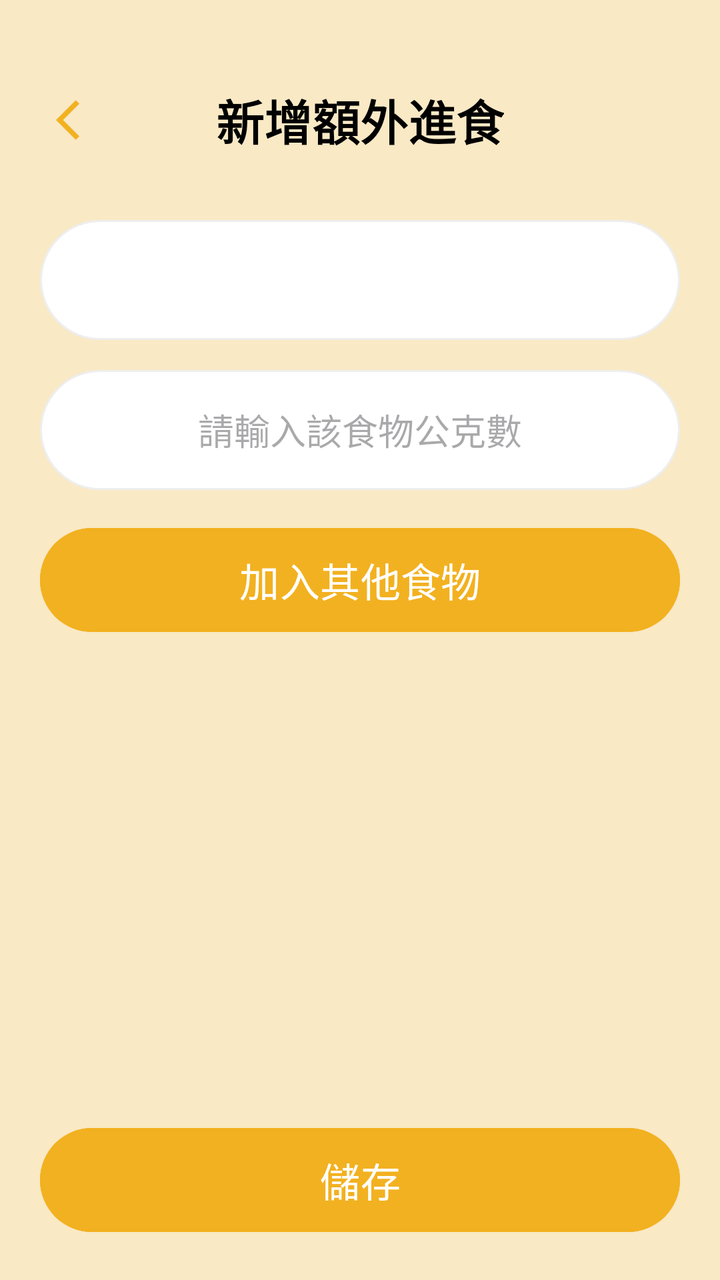
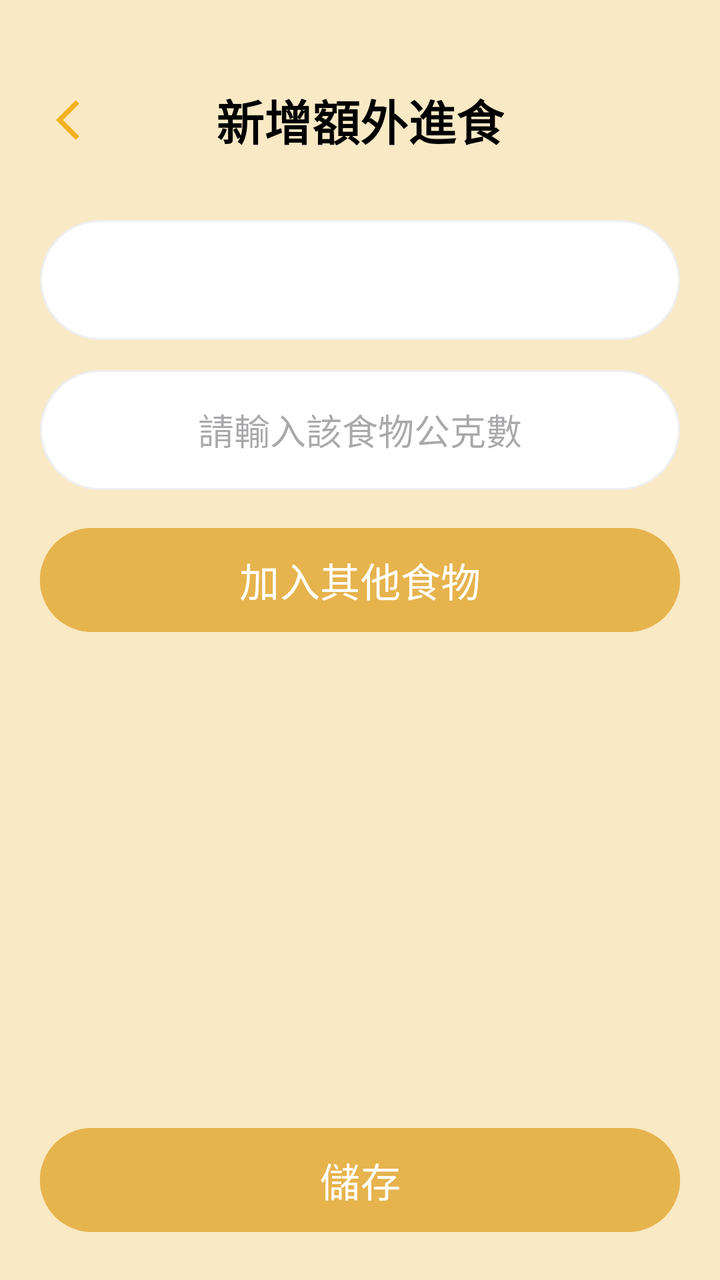

An Android layout rendered at two revisions. The XML below is the earlier revision; the diff shows what the commit changed to produce the second picture.
<!-- AndroidManifest.xml: application theme Theme.Pet_app -->
<!-- res/layout/activity_add_extra_feeding.xml -->
<?xml version="1.0" encoding="utf-8"?>
<LinearLayout xmlns:android="http://schemas.android.com/apk/res/android"
    xmlns:app="http://schemas.android.com/apk/res-auto"
    android:layout_width="match_parent"
    android:layout_height="match_parent"
    android:background="#F9E9C5"
    android:orientation="vertical"
    android:padding="20dp">

    <RelativeLayout
        android:layout_width="match_parent"
        android:layout_height="wrap_content"
        android:layout_marginTop="20dp"
        android:layout_marginBottom="30dp">

        <ImageButton
            android:id="@+id/btn_back"
            android:layout_width="40dp"
            android:layout_height="40dp"
            android:layout_centerVertical="true"
            android:background="?attr/selectableItemBackgroundBorderless"
            android:src="@drawable/ic_back_arrow" />

        <TextView
            android:layout_width="wrap_content"
            android:layout_height="wrap_content"
            android:layout_centerInParent="true"
            android:text="新增額外進食"
            android:textColor="#000000"
            android:textSize="24sp"
            android:textStyle="bold" />
    </RelativeLayout>

    <Spinner
        android:id="@+id/spinner_snacks"
        android:layout_width="match_parent"
        android:layout_height="60dp"
        android:background="@drawable/bg_white_rounded_capsule"
        android:paddingHorizontal="20dp" />

    <EditText
        android:id="@+id/et_grams"
        android:layout_width="match_parent"
        android:layout_height="60dp"
        android:layout_marginTop="15dp"
        android:background="@drawable/bg_white_rounded_capsule"
        android:gravity="center"
        android:hint="請輸入該食物公克數"
        android:inputType="numberDecimal"
        android:paddingHorizontal="20dp"
        android:textSize="18sp" />

    <Button
        android:id="@+id/btn_add_custom_food"
        android:layout_width="match_parent"
        android:layout_height="60dp"
        android:layout_marginTop="15dp"
        android:backgroundTint="#F2B120"
        android:text="加入其他食物"
        android:textColor="#FFFFFF"
        android:textSize="20sp"
        app:cornerRadius="30dp" />

    <View
        android:layout_width="match_parent"
        android:layout_height="0dp"
        android:layout_weight="1" />

    <Button
        android:id="@+id/btn_save_feeding"
        android:layout_width="match_parent"
        android:layout_height="60dp"
        android:backgroundTint="#F2B120"
        android:text="儲存"
        android:textColor="#FFFFFF"
        android:textSize="20sp"
        app:cornerRadius="30dp" />

</LinearLayout>
<!-- resources referenced by this layout -->
<resources>
  <!-- drawable bg_white_rounded_capsule (drawable) -->
  <?xml version="1.0" encoding="utf-8"?>
  <shape xmlns:android="http://schemas.android.com/apk/res/android">
      <solid android:color="#FFFFFF" />
      <corners android:radius="100dp" />
      <stroke android:width="1dp" android:color="#EEEEEE" />
  </shape>
  <!-- drawable ic_back_arrow (drawable) -->
  <vector xmlns:android="http://schemas.android.com/apk/res/android" android:autoMirrored="true" android:height="24dp" android:tint="#F2B120" android:viewportHeight="24" android:viewportWidth="24" android:width="24dp">
        
      <path android:fillColor="@android:color/white" android:pathData="M11.67,3.87L9.9,2.1 0,12l9.9,9.9 1.77,-1.77L3.54,12z"/>
      
  </vector>
  <style name="Theme.Pet_app" parent="Base.Theme.Pet_app" />
  <style name="Base.Theme.Pet_app" parent="Theme.Material3.DayNight.NoActionBar">
          
          
      </style>
</resources>

<!-- the commit's change to res/layout/activity_add_extra_feeding.xml (unified diff, before → after) -->
@@ -55,7 +55,7 @@
         android:layout_width="match_parent"
         android:layout_height="60dp"
         android:layout_marginTop="15dp"
-        android:backgroundTint="#F2B120"
+        android:backgroundTint="#E6B34D"
         android:text="加入其他食物"
         android:textColor="#FFFFFF"
         android:textSize="20sp"
@@ -70,7 +70,7 @@
         android:id="@+id/btn_save_feeding"
         android:layout_width="match_parent"
         android:layout_height="60dp"
-        android:backgroundTint="#F2B120"
+        android:backgroundTint="#E6B34D"
         android:text="儲存"
         android:textColor="#FFFFFF"
         android:textSize="20sp"
